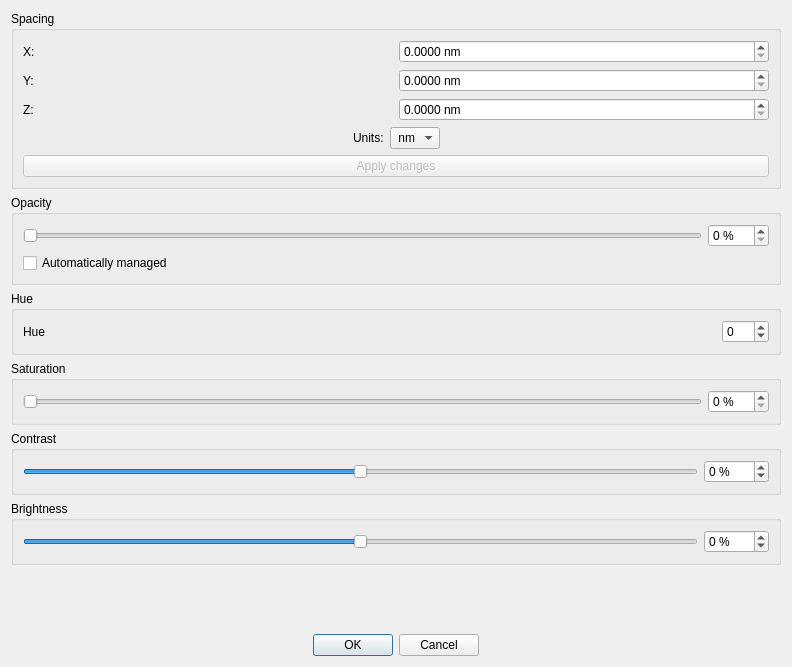
Before: the Qt Designer form App/Dialogs/ChannelInspector/ChannelInspector.ui in FelixdelasPozas/EspINA, drawn with Qt 5.
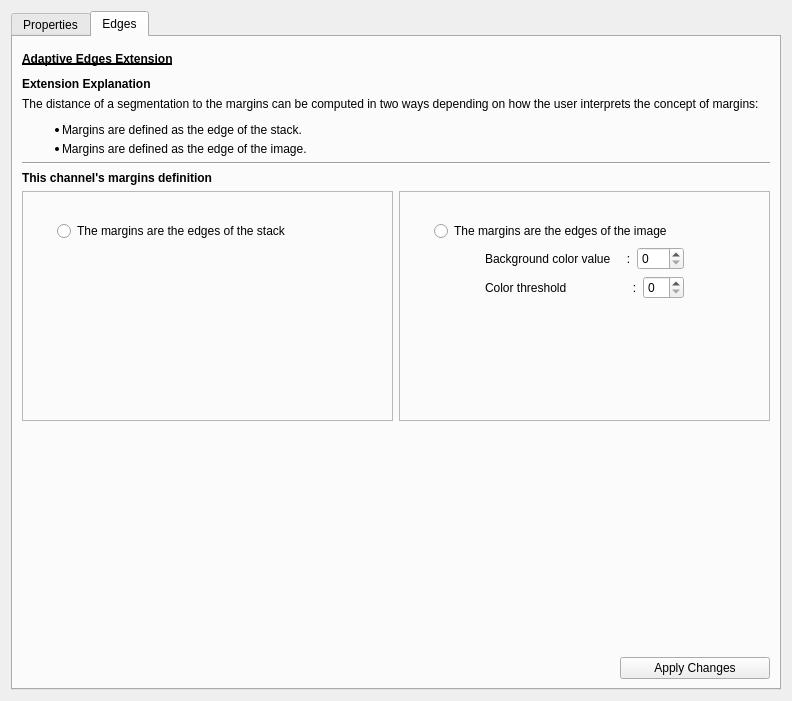
After: the same form once the commit is applied. Icons and pictures are not drawn.

Commit message: Adaptive edges configuration in Channel Inspector and dialog when loading a channel.

Patch:
```diff
--- a/App/Dialogs/ChannelInspector/ChannelInspector.ui
+++ b/App/Dialogs/ChannelInspector/ChannelInspector.ui
@@ -7,7 +7,7 @@
     <x>0</x>
     <y>0</y>
     <width>792</width>
-    <height>667</height>
+    <height>701</height>
    </rect>
   </property>
   <property name="windowTitle">
@@ -15,6 +15,28 @@
   </property>
   <layout class="QVBoxLayout" name="verticalLayout_4">
    <item>
+    <widget class="QTabWidget" name="tabWidget">
+     <property name="tabShape">
+      <enum>QTabWidget::Rounded</enum>
+     </property>
+     <property name="currentIndex">
+      <number>1</number>
+     </property>
+     <property name="elideMode">
+      <enum>Qt::ElideNone</enum>
+     </property>
+     <widget class="QWidget" name="propertiesTab">
+      <property name="toolTip">
+       <string>Channel properties tab</string>
+      </property>
+      <property name="statusTip">
+       <string>Channel properties tab</string>
+      </property>
+      <attribute name="title">
+       <string>Properties</string>
+      </attribute>
+      <layout class="QVBoxLayout" name="verticalLayout_6">
+       <item>
     <layout class="QHBoxLayout" name="mainLayout">
      <property name="sizeConstraint">
       <enum>QLayout::SetMaximumSize</enum>
@@ -511,7 +533,370 @@
    </item>
   </layout>
  </widget>
- <resources/>
+     <widget class="QWidget" name="edgesTab">
+      <property name="toolTip">
+       <string>Channel margins tab</string>
+      </property>
+      <property name="statusTip">
+       <string>Channel margins tab</string>
+      </property>
+      <attribute name="title">
+       <string>Edges</string>
+      </attribute>
+      <layout class="QVBoxLayout" name="verticalLayout_7">
+       <item>
+        <widget class="QLabel" name="label_5">
+         <property name="minimumSize">
+          <size>
+           <width>0</width>
+           <height>25</height>
+          </size>
+         </property>
+         <property name="font">
+          <font>
+           <weight>75</weight>
+           <bold>true</bold>
+           <underline>true</underline>
+          </font>
+         </property>
+         <property name="text">
+          <string>Adaptive Edges Extension</string>
+         </property>
+        </widget>
+       </item>
+       <item>
+        <widget class="QLabel" name="label_6">
+         <property name="font">
+          <font>
+           <weight>75</weight>
+           <bold>true</bold>
+          </font>
+         </property>
+         <property name="text">
+          <string>Extension Explanation</string>
+         </property>
+        </widget>
+       </item>
+       <item>
+        <widget class="QLabel" name="label_7">
+         <property name="text">
+          <string>&lt;html&gt;&lt;head/&gt;&lt;body&gt;&lt;p&gt;The distance of a segmentation to the margins can be computed in two ways depending on how the user interprets the concept of margins:&lt;/p&gt;&lt;ul style=&quot;margin-top: 0px; margin-bottom: 0px; margin-left: 0px; margin-right: 0px; -qt-list-indent: 1;&quot;&gt;&lt;li style=&quot; margin-top:5px; margin-bottom:5px; margin-left:0px; margin-right:0px; -qt-block-indent:0; text-indent:0px;&quot;&gt;Margins are defined as the edge of the stack.&lt;/li&gt;&lt;li style=&quot; margin-top:5px; margin-bottom:5px; margin-left:0px; margin-right:0px; -qt-block-indent:0; text-indent:0px;&quot;&gt;Margins are defined as the edge of the image.&lt;/li&gt;&lt;/ul&gt;&lt;/body&gt;&lt;/html&gt;</string>
+         </property>
+         <property name="textFormat">
+          <enum>Qt::RichText</enum>
+         </property>
+         <property name="scaledContents">
+          <bool>false</bool>
+         </property>
+         <property name="wordWrap">
+          <bool>true</bool>
+         </property>
+         <property name="textInteractionFlags">
+          <set>Qt::NoTextInteraction</set>
+         </property>
+        </widget>
+       </item>
+       <item>
+        <widget class="Line" name="line">
+         <property name="orientation">
+          <enum>Qt::Horizontal</enum>
+         </property>
+        </widget>
+       </item>
+       <item>
+        <widget class="QLabel" name="label_10">
+         <property name="font">
+          <font>
+           <weight>75</weight>
+           <bold>true</bold>
+          </font>
+         </property>
+         <property name="text">
+          <string>This channel's margins definition</string>
+         </property>
+        </widget>
+       </item>
+       <item>
+        <layout class="QHBoxLayout" name="horizontalLayout_12" stretch="1,1">
+         <item>
+          <widget class="QFrame" name="frame_2">
+           <property name="frameShape">
+            <enum>QFrame::StyledPanel</enum>
+           </property>
+           <property name="frameShadow">
+            <enum>QFrame::Raised</enum>
+           </property>
+           <layout class="QVBoxLayout" name="verticalLayout_9">
+            <item>
+             <widget class="QLabel" name="label_11">
+              <property name="text">
+               <string/>
+              </property>
+              <property name="pixmap">
+               <pixmap resource="../../rsc/espina.qrc">:/espina/edges-stack.png</pixmap>
+              </property>
+              <property name="alignment">
+               <set>Qt::AlignCenter</set>
+              </property>
+             </widget>
+            </item>
+            <item>
+             <layout class="QHBoxLayout" name="horizontalLayout_5">
+              <item>
+               <widget class="QRadioButton" name="radioStackEdges">
+                <property name="maximumSize">
+                 <size>
+                  <width>300</width>
+                  <height>16777215</height>
+                 </size>
+                </property>
+                <property name="text">
+                 <string>The margins are the edges of the stack</string>
+                </property>
+                <property name="autoExclusive">
+                 <bool>true</bool>
+                </property>
+               </widget>
+              </item>
+             </layout>
+            </item>
+            <item>
+             <spacer name="verticalSpacer_3">
+              <property name="orientation">
+               <enum>Qt::Vertical</enum>
+              </property>
+              <property name="sizeType">
+               <enum>QSizePolicy::MinimumExpanding</enum>
+              </property>
+              <property name="sizeHint" stdset="0">
+               <size>
+                <width>20</width>
+                <height>0</height>
+               </size>
+              </property>
+             </spacer>
+            </item>
+           </layout>
+          </widget>
+         </item>
+         <item>
+          <widget class="QFrame" name="frame">
+           <property name="frameShape">
+            <enum>QFrame::StyledPanel</enum>
+           </property>
+           <property name="frameShadow">
+            <enum>QFrame::Raised</enum>
+           </property>
+           <layout class="QVBoxLayout" name="verticalLayout_8">
+            <item>
+             <widget class="QLabel" name="label_9">
+              <property name="text">
+               <string/>
+              </property>
+              <property name="pixmap">
+               <pixmap resource="../../rsc/espina.qrc">:/espina/edges-image.png</pixmap>
+              </property>
+              <property name="alignment">
+               <set>Qt::AlignCenter</set>
+              </property>
+             </widget>
+            </item>
+            <item>
+             <layout class="QHBoxLayout" name="horizontalLayout_11">
+              <item>
+               <widget class="QRadioButton" name="radioImageEdges">
+                <property name="maximumSize">
+                 <size>
+                  <width>300</width>
+                  <height>16777215</height>
+                 </size>
+                </property>
+                <property name="text">
+                 <string>The margins are the edges of the image</string>
+                </property>
+                <property name="autoExclusive">
+                 <bool>true</bool>
+                </property>
+               </widget>
+              </item>
+             </layout>
+            </item>
+            <item>
+             <layout class="QHBoxLayout" name="horizontalLayout_14" stretch="0,0,0,0">
+              <item>
+               <spacer name="horizontalSpacer_4">
+                <property name="orientation">
+                 <enum>Qt::Horizontal</enum>
+                </property>
+                <property name="sizeHint" stdset="0">
+                 <size>
+                  <width>40</width>
+                  <height>20</height>
+                 </size>
+                </property>
+               </spacer>
+              </item>
+              <item>
+               <widget class="QLabel" name="colorLabel">
+                <property name="text">
+                 <string>Background color value     :</string>
+                </property>
+               </widget>
+              </item>
+              <item>
+               <widget class="QSpinBox" name="colorBox">
+                <property name="maximumSize">
+                 <size>
+                  <width>60</width>
+                  <height>16777215</height>
+                 </size>
+                </property>
+                <property name="maximum">
+                 <number>255</number>
+                </property>
+               </widget>
+              </item>
+              <item>
+               <spacer name="horizontalSpacer_5">
+                <property name="orientation">
+                 <enum>Qt::Horizontal</enum>
+                </property>
+                <property name="sizeHint" stdset="0">
+                 <size>
+                  <width>40</width>
+                  <height>20</height>
+                 </size>
+                </property>
+               </spacer>
+              </item>
+             </layout>
+            </item>
+            <item>
+             <layout class="QHBoxLayout" name="horizontalLayout_15">
+              <item>
+               <spacer name="horizontalSpacer_6">
+                <property name="orientation">
+                 <enum>Qt::Horizontal</enum>
+                </property>
+                <property name="sizeHint" stdset="0">
+                 <size>
+                  <width>40</width>
+                  <height>20</height>
+                 </size>
+                </property>
+               </spacer>
+              </item>
+              <item>
+               <widget class="QLabel" name="thresholdLabel">
+                <property name="text">
+                 <string>Color threshold                    :</string>
+                </property>
+               </widget>
+              </item>
+              <item>
+               <widget class="QSpinBox" name="thresholdBox">
+                <property name="maximumSize">
+                 <size>
+                  <width>60</width>
+                  <height>16777215</height>
+                 </size>
+                </property>
+               </widget>
+              </item>
+              <item>
+               <spacer name="horizontalSpacer_7">
+                <property name="orientation">
+                 <enum>Qt::Horizontal</enum>
+                </property>
+                <property name="sizeHint" stdset="0">
+                 <size>
+                  <width>40</width>
+                  <height>20</height>
+                 </size>
+                </property>
+               </spacer>
+              </item>
+             </layout>
+            </item>
+            <item>
+             <spacer name="verticalSpacer_4">
+              <property name="orientation">
+               <enum>Qt::Vertical</enum>
+              </property>
+              <property name="sizeType">
+               <enum>QSizePolicy::MinimumExpanding</enum>
+              </property>
+              <property name="sizeHint" stdset="0">
+               <size>
+                <width>20</width>
+                <height>0</height>
+               </size>
+              </property>
+             </spacer>
+            </item>
+           </layout>
+          </widget>
+         </item>
+        </layout>
+       </item>
+       <item>
+        <spacer name="verticalSpacer_2">
+         <property name="orientation">
+          <enum>Qt::Vertical</enum>
+         </property>
+         <property name="sizeHint" stdset="0">
+          <size>
+           <width>20</width>
+           <height>45</height>
+          </size>
+         </property>
+        </spacer>
+       </item>
+       <item>
+        <layout class="QHBoxLayout" name="horizontalLayout_13">
+         <item>
+          <spacer name="horizontalSpacer_3">
+           <property name="orientation">
+            <enum>Qt::Horizontal</enum>
+           </property>
+           <property name="sizeHint" stdset="0">
+            <size>
+             <width>40</width>
+             <height>20</height>
+            </size>
+           </property>
+          </spacer>
+         </item>
+         <item>
+          <widget class="QPushButton" name="applyEdgesButton">
+           <property name="minimumSize">
+            <size>
+             <width>150</width>
+             <height>0</height>
+            </size>
+           </property>
+           <property name="maximumSize">
+            <size>
+             <width>200</width>
+             <height>16777215</height>
+            </size>
+           </property>
+           <property name="text">
+            <string>Apply Changes</string>
+           </property>
+          </widget>
+         </item>
+        </layout>
+       </item>
+      </layout>
+     </widget>
+    </widget>
+   </item>
+  </layout>
+ </widget>
+ <resources>
+  <include location="../../rsc/espina.qrc"/>
+ </resources>
  <connections>
   <connection>
    <sender>opacitySlider</sender>
```
Lines whose indentation alone changed are shown as unchanged. The commit also changes 16 other files.
